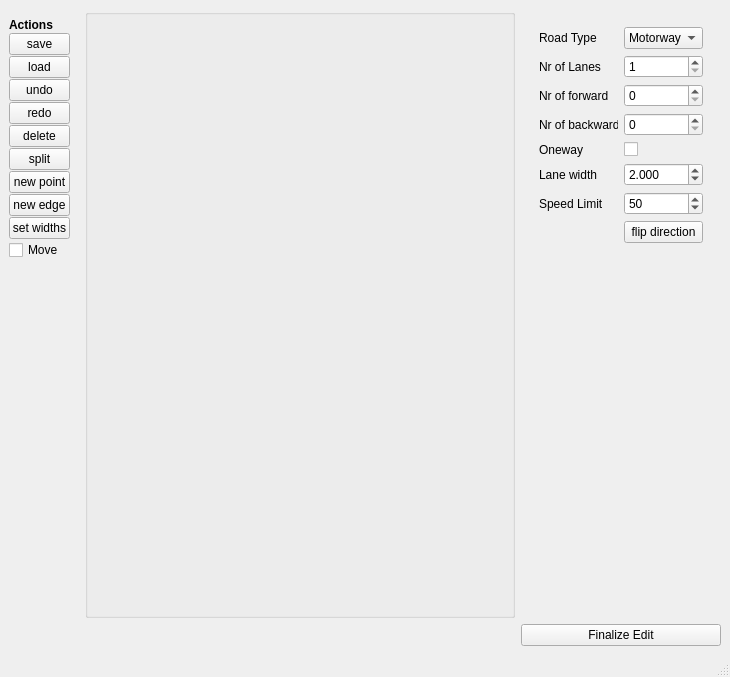
First picture: the form in crmapconverter/osm2cr/converter_modules/gui_modules/GUI_resources/edge_edit_embedding.ui, repository CommonRoad/commonroad-scenario-designer, before the edit.
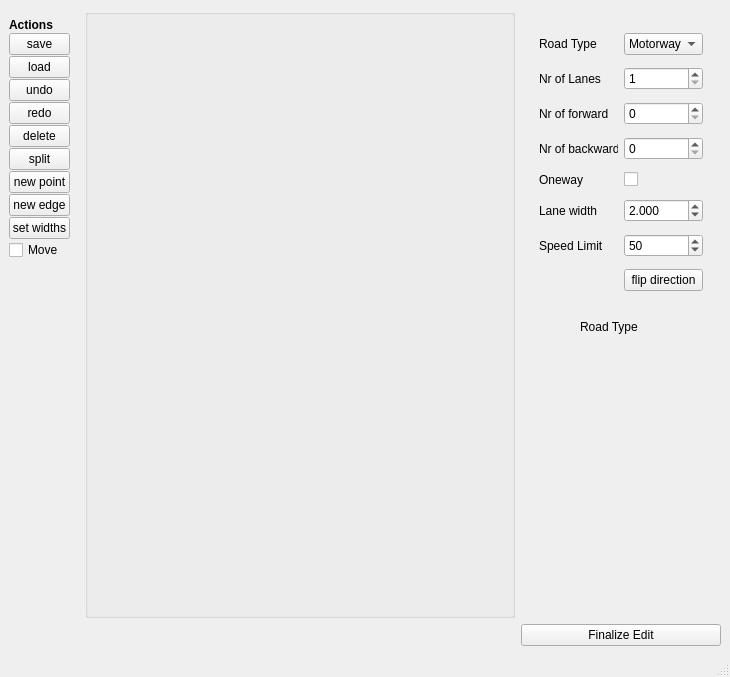
Second picture: the form after the edit.

Commit message: Traffic signs added to GUI

```diff
--- a/crmapconverter/osm2cr/converter_modules/gui_modules/GUI_resources/edge_edit_embedding.ui
+++ b/crmapconverter/osm2cr/converter_modules/gui_modules/GUI_resources/edge_edit_embedding.ui
@@ -393,17 +393,21 @@
         </widget>
        </item>
        <item>
-        <spacer name="verticalSpacer_2">
-         <property name="orientation">
-          <enum>Qt::Vertical</enum>
-         </property>
-         <property name="sizeHint" stdset="0">
-          <size>
-           <width>20</width>
-           <height>40</height>
-          </size>
-         </property>
-        </spacer>
+        <widget class="QWidget" name="widget_2" native="true">
+         <widget class="QLabel" name="label_9">
+          <property name="geometry">
+           <rect>
+            <x>50</x>
+            <y>0</y>
+            <width>86</width>
+            <height>19</height>
+           </rect>
+          </property>
+          <property name="text">
+           <string>Road Type</string>
+          </property>
+         </widget>
+        </widget>
        </item>
       </layout>
      </widget>
```
Left out of the diff: 46 changed lines with no effect on the pictures. The commit also changes 5 other files.
